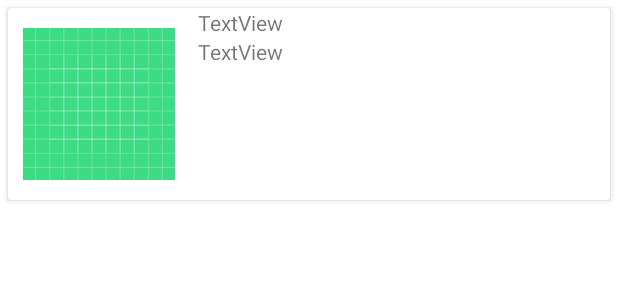
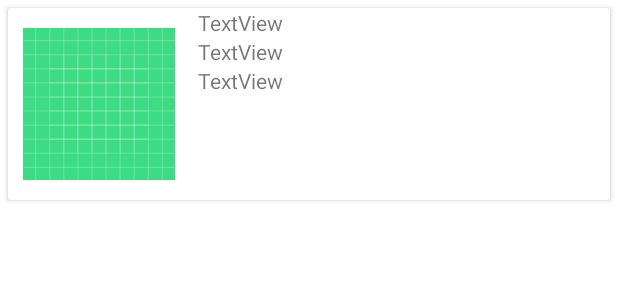
Before and after one commit to mariaubiergo2/Android_DSA, an Android app: the layout provisional_tablegadgetitem.xml on its own in the app's theme, with its tools: preview values and no code run, on a phone screen of 412 x 824 dp. Shown: the top 300 px of the screen. Run offline under Robolectric (Android 15) with nearby library versions, the phone set to English and light mode, and no system bars; network calls fail.

Commit message:
preparando transición a recycler view

```diff
--- a/app/src/main/java/edu/upc/dsa/andoroid_dsa/models/Gadget.java
+++ b/app/src/main/java/edu/upc/dsa/andoroid_dsa/models/Gadget.java
@@ -5,6 +5,7 @@ public class Gadget {
     int cost;
     String description;
     String unityShape;
+    //int imagenGadget;
 
     public Gadget(){}
 
--- a/app/src/main/res/layout/provisional_tablegadgetitem.xml
+++ b/app/src/main/res/layout/provisional_tablegadgetitem.xml
@@ -37,13 +37,19 @@
                 android:orientation="vertical">
 
                 <TextView
-                    android:id="@+id/textView2"
+                    android:id="@+id/costGadget"
                     android:layout_width="match_parent"
                     android:layout_height="wrap_content"
                     android:text="TextView" />
 
                 <TextView
-                    android:id="@+id/textView"
+                    android:id="@+id/idGadget"
+                    android:layout_width="match_parent"
+                    android:layout_height="wrap_content"
+                    android:text="TextView" />
+
+                <TextView
+                    android:id="@+id/descriptionGadget"
                     android:layout_width="match_parent"
                     android:layout_height="wrap_content"
                     android:text="TextView" />
```
Also changed, not shown: app/src/main/java/edu/upc/dsa/andoroid_dsa/activities/GadgetActivity.java (+8 -1 lines), app/src/main/java/edu/upc/dsa/andoroid_dsa/activities/RecyclerViewAdapter.java (added, +56 -0 lines).
